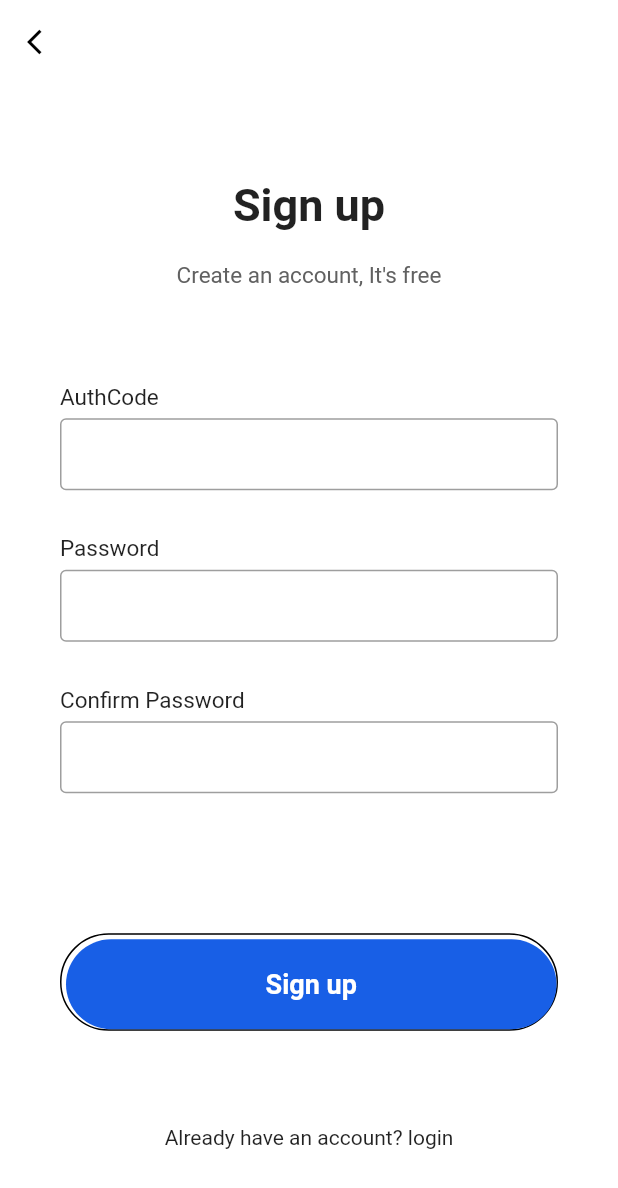
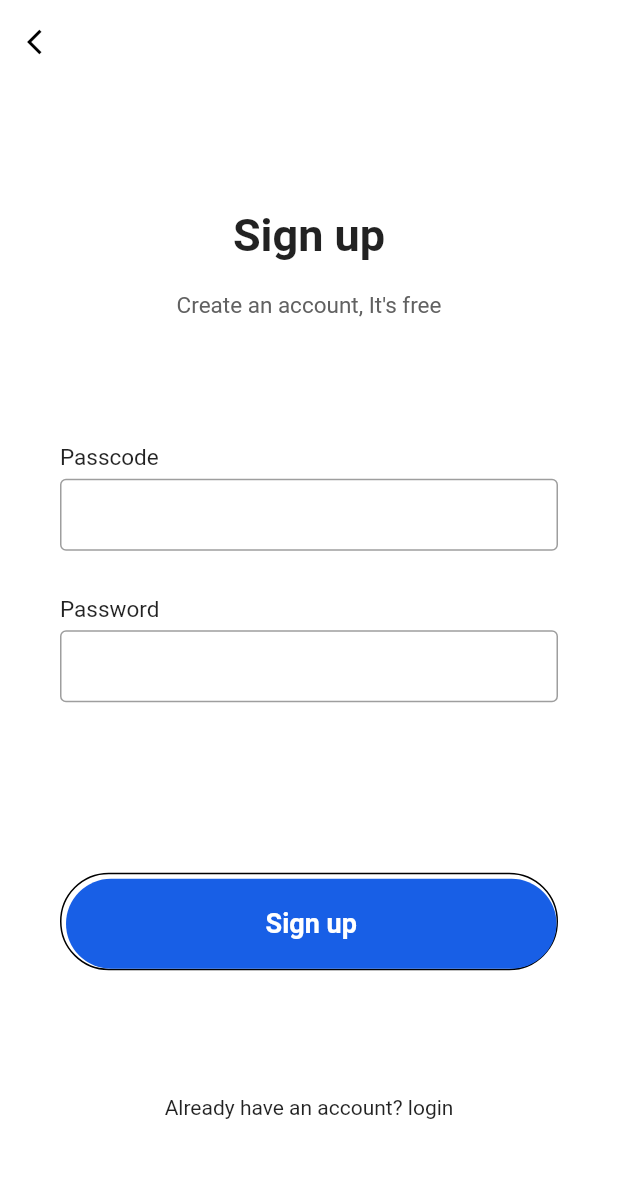
Before and after one commit to moon-grp/drorjiapp, a Flutter app: the SignupPage screen opened directly, after a tap on "Sign up", on a phone screen of 412 x 824 dp. Shown: the top 1188 px of the screen. Run offline on Flutter 3.47's test engine with Material 2 defaults, Android fonts, the phone set to English and light mode, and no system bars; network calls fail.

Commit message:
walkthrough iteration 1

```diff
--- a/lib/main.dart
+++ b/lib/main.dart
@@ -1,4 +1,5 @@
 import 'package:drorji/login.dart';
+import 'package:drorji/mainmenu.dart';
 import 'package:drorji/onboarding.dart';
 import 'package:drorji/signup.dart';
 import 'package:flutter/material.dart';
--- a/lib/signup.dart
+++ b/lib/signup.dart
@@ -1,10 +1,79 @@
 import 'package:drorji/login.dart';
+import 'package:drorji/onboarding.dart';
 import 'package:flutter/material.dart';
+import "package:http/http.dart" as http;
+import 'dart:convert';
 
 class SignupPage extends StatelessWidget {
+  final authcode = TextEditingController();
+  final password = TextEditingController();
+  final GlobalKey<ScaffoldState> _scafKey = GlobalKey<ScaffoldState>();
+
   @override
   Widget build(BuildContext context) {
+    void showbar(BuildContext context, message) {
+      final snackBar = SnackBar(
+          backgroundColor: Colors.red,
+          content: Row(
+            mainAxisAlignment: MainAxisAlignment.start,
+            children: [
+              Icon(Icons.error_outline, size: 32),
+              const SizedBox(width: 16),
+              Expanded(
+                child: Text(
+                  message,
+                  style: TextStyle(fontSize: 20),
+                ),
+              ),
+            ],
+          ));
+    }
+
+    _snak(message) {
+      _scafKey.currentState!.showSnackBar(SnackBar(
+          backgroundColor: Colors.red,
+          content: Row(
+            mainAxisAlignment: MainAxisAlignment.start,
+            children: [
+              Icon(Icons.error_outline, size: 32),
+              const SizedBox(width: 16),
+              Expanded(
+                child: Text(
+                  message,
+                  style: TextStyle(fontSize: 20),
+                ),
+              ),
+            ],
+          )));
+      ;
+    }
+
+    _register() async {
+      var data = {
+        "password": password.text,
+        "passcode": authcode.text,
+      };
+
+      var url =
+          Uri.parse("https://drorjibkd.herokuapp.com/api/v1/users/signup");
+      var response = await http.post(url, body: jsonEncode(data), headers: {
+        "Content-type": "application/json",
+        "Accept": "application/json",
+        "Access-Control-Allow-Origin": "*"
+      });
+
+      var mes = jsonDecode(response.body);
+      if (response.statusCode == 200) {
+        Navigator.push(
+            context, MaterialPageRoute(builder: (context) => Onboarding()));
+      } else {
+        //showbar(context, mes["detail"]);
+        _snak(mes["detail"]);
+      }
+    }
+
     return Scaffold(
+      key: _scafKey,
       resizeToAvoidBottomInset: true,
       backgroundColor: Colors.white,
       appBar: AppBar(
@@ -47,9 +116,11 @@ class SignupPage extends StatelessWidget {
               ),
               Column(
                 children: <Widget>[
-                  makeInput(label: "AuthCode"),
-                  makeInput(label: "Password", obscureText: true),
-                  makeInput(label: "Confirm Password", obscureText: true),
+                  makeInput(label: "Passcode", controller: authcode),
+                  makeInput(
+                      label: "Password",
+                      obscureText: true,
+                      controller: password),
                 ],
               ),
               Container(
@@ -65,7 +136,9 @@ class SignupPage extends StatelessWidget {
                 child: MaterialButton(
                   minWidth: double.infinity,
                   height: 60,
-                  onPressed: () {},
+                  onPressed: () {
+                    _register();
+                  },
                   color: _hexcolor("#185FE6"),
                   elevation: 0,
                   shape: RoundedRectangleBorder(
@@ -98,10 +171,7 @@ class SignupPage extends StatelessWidget {
     );
   }
 
-  Widget makeInput({
-    label,
-    obscureText = false,
-  }) {
+  Widget makeInput({label, obscureText = false, controller}) {
     return Column(
       crossAxisAlignment: CrossAxisAlignment.start,
       children: <Widget>[
@@ -114,6 +184,7 @@ class SignupPage extends StatelessWidget {
           height: 5,
         ),
         TextField(
+          controller: controller,
           obscureText: obscureText,
           decoration: InputDecoration(
             contentPadding: EdgeInsets.symmetric(vertical: 0, horizontal: 10),
```
Also changed, not shown: lib/login.dart (+24 -2 lines), lib/mainmenu.dart (added, +121 -0 lines).
